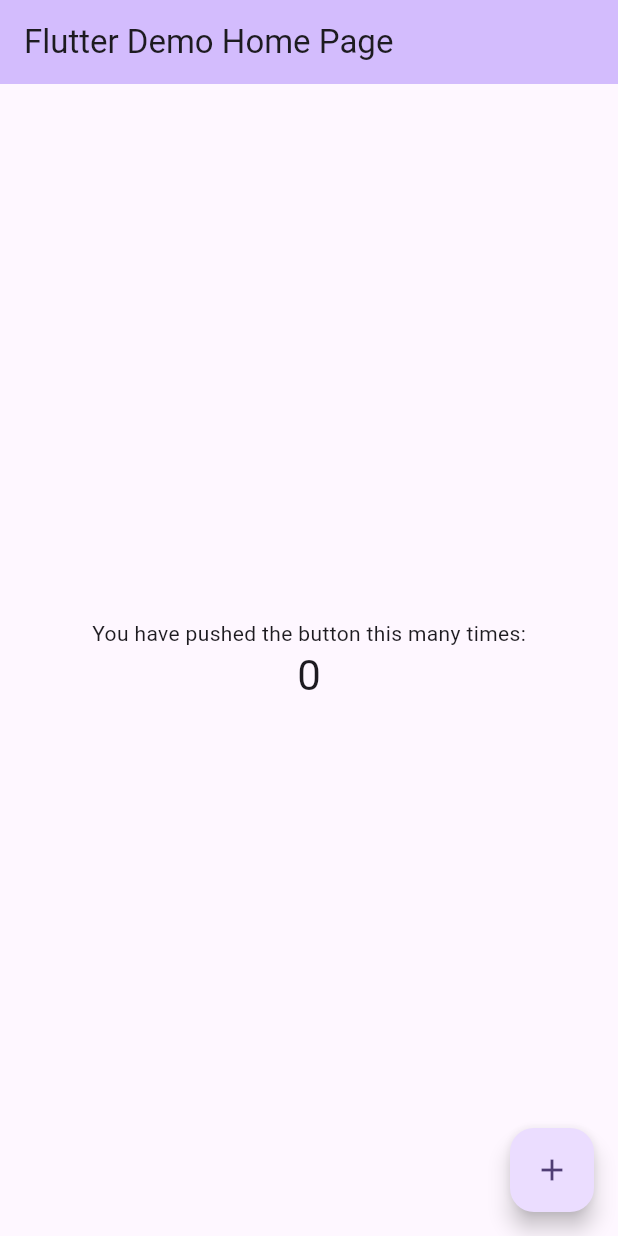
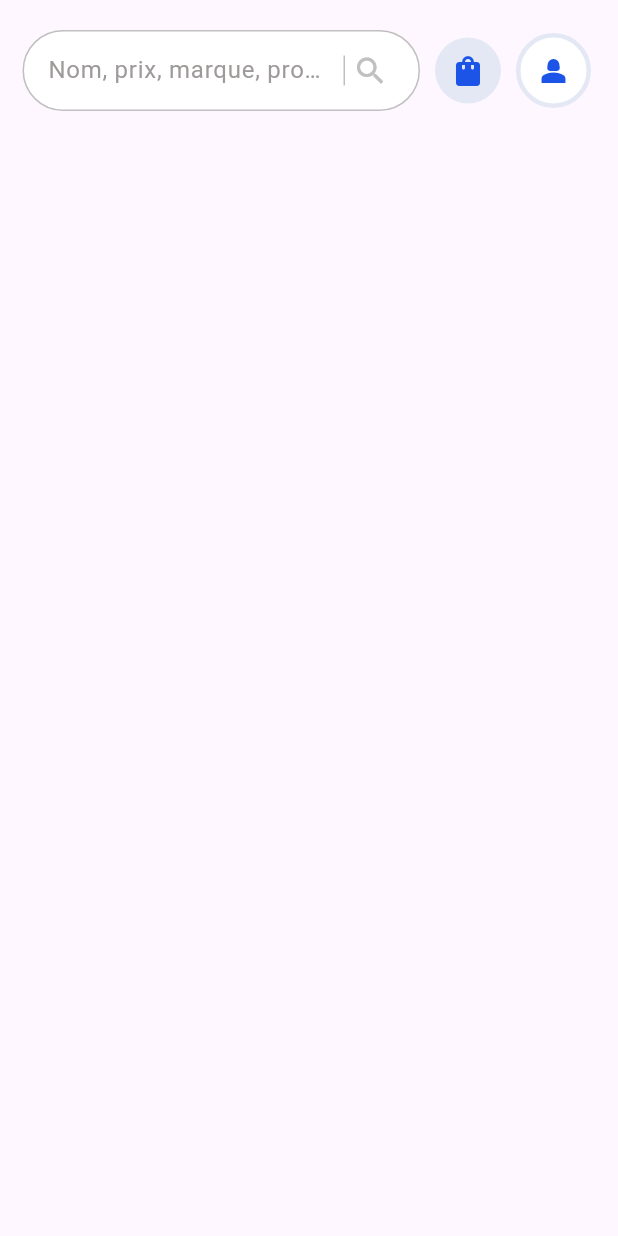
Before and after one commit to pape-medoune/mini_e-commerce_with_flutter, a Flutter app: the screen it shows after launch, on a phone screen of 412 x 824 dp. Run offline on Flutter 3.47's test engine with Material 3 defaults, Android fonts, the phone set to English and light mode, and no system bars.

Commit message:
SearchBar done

```diff
--- a/lib/main.dart
+++ b/lib/main.dart
@@ -1,4 +1,6 @@
 import 'package:flutter/material.dart';
+import 'package:mini_e_commerce/pages/homePage.dart';
+import 'package:mini_e_commerce/pages/shopPage.dart';
 
 void main() {
   runApp(const MyApp());
@@ -12,114 +14,12 @@
   Widget build(BuildContext context) {
     return MaterialApp(
       title: 'Flutter Demo',
-      theme: ThemeData(
-        // This is the theme of your application.
-        //
-        // TRY THIS: Try running your application with "flutter run". You'll see
-        // the application has a purple toolbar. Then, without quitting the app,
-        // try changing the seedColor in the colorScheme below to Colors.green
-        // and then invoke "hot reload" (save your changes or press the "hot
-        // reload" button in a Flutter-supported IDE, or press "r" if you used
-        // the command line to start the app).
-        //
-        // Notice that the counter didn't reset back to zero; the application
-        // state is not lost during the reload. To reset the state, use hot
-        // restart instead.
-        //
-        // This works for code too, not just values: Most code changes can be
-        // tested with just a hot reload.
-        colorScheme: ColorScheme.fromSeed(seedColor: Colors.deepPurple),
-        useMaterial3: true,
-      ),
-      home: const MyHomePage(title: 'Flutter Demo Home Page'),
+      debugShowCheckedModeBanner: false,
+      home: HomePage(),
+      routes: {
+        '/home': (_) => HomePage(),
+        '/shop': (_) => ShopPage(),
+      },
     );
   }
 }
-
-class MyHomePage extends StatefulWidget {
-  const MyHomePage({super.key, required this.title});
-
-  // This widget is the home page of your application. It is stateful, meaning
-  // that it has a State object (defined below) that contains fields that affect
-  // how it looks.
-
-  // This class is the configuration for the state. It holds the values (in this
-  // case the title) provided by the parent (in this case the App widget) and
-  // used by the build method of the State. Fields in a Widget subclass are
-  // always marked "final".
-
-  final String title;
-
-  @override
-  State<MyHomePage> createState() => _MyHomePageState();
-}
-
-class _MyHomePageState extends State<MyHomePage> {
-  int _counter = 0;
-
-  void _incrementCounter() {
-    setState(() {
-      // This call to setState tells the Flutter framework that something has
-      // changed in this State, which causes it to rerun the build method below
-      // so that the display can reflect the updated values. If we changed
-      // _counter without calling setState(), then the build method would not be
-      // called again, and so nothing would appear to happen.
-      _counter++;
-    });
-  }
-
-  @override
-  Widget build(BuildContext context) {
-    // This method is rerun every time setState is called, for instance as done
-    // by the _incrementCounter method above.
-    //
-    // The Flutter framework has been optimized to make rerunning build methods
-    // fast, so that you can just rebuild anything that needs updating rather
-    // than having to individually change instances of widgets.
-    return Scaffold(
-      appBar: AppBar(
-        // TRY THIS: Try changing the color here to a specific color (to
-        // Colors.amber, perhaps?) and trigger a hot reload to see the AppBar
-        // change color while the other colors stay the same.
-        backgroundColor: Theme.of(context).colorScheme.inversePrimary,
-        // Here we take the value from the MyHomePage object that was created by
-        // the App.build method, and use it to set our appbar title.
-        title: Text(widget.title),
-      ),
-      body: Center(
-        // Center is a layout widget. It takes a single child and positions it
-        // in the middle of the parent.
-        child: Column(
-          // Column is also a layout widget. It takes a list of children and
-          // arranges them vertically. By default, it sizes itself to fit its
-          // children horizontally, and tries to be as tall as its parent.
-          //
-          // Column has various properties to control how it sizes itself and
-          // how it positions its children. Here we use mainAxisAlignment to
-          // center the children vertically; the main axis here is the vertical
-          // axis because Columns are vertical (the cross axis would be
-          // horizontal).
-          //
-          // TRY THIS: Invoke "debug painting" (choose the "Toggle Debug Paint"
-          // action in the IDE, or press "p" in the console), to see the
-          // wireframe for each widget.
-          mainAxisAlignment: MainAxisAlignment.center,
-          children: <Widget>[
-            const Text(
-              'You have pushed the button this many times:',
-            ),
-            Text(
-              '$_counter',
-              style: Theme.of(context).textTheme.headlineMedium,
-            ),
-          ],
-        ),
-      ),
-      floatingActionButton: FloatingActionButton(
-        onPressed: _incrementCounter,
-        tooltip: 'Increment',
-        child: const Icon(Icons.add),
-      ), // This trailing comma makes auto-formatting nicer for build methods.
-    );
-  }
-}
--- /dev/null
+++ b/lib/pages/homePage.dart
@@ -0,0 +1,144 @@
+import 'package:flutter/material.dart';
+
+class HomePage extends StatefulWidget {
+  const HomePage({Key? key}) : super(key: key);
+
+  @override
+  _HomePageState createState() => _HomePageState();
+}
+
+class _HomePageState extends State<HomePage> {
+  @override
+  Widget build(BuildContext context) {
+    return Scaffold(
+      body: SingleChildScrollView(
+        child: SafeArea(
+          child: Container(
+            width: double.infinity,
+            decoration: BoxDecoration(
+                // color: Colors.deepPurple,
+                ),
+            height: MediaQuery.of(context).size.height,
+            child: Padding(
+              padding: EdgeInsets.symmetric(
+                horizontal: 15,
+              ),
+              child: Column(
+                children: [
+                  const SizedBox(
+                    height: 20,
+                  ),
+                  Row(
+                    children: [
+                      Container(
+                        width: 265,
+                        padding: const EdgeInsets.symmetric(
+                          vertical: 6.0,
+                          horizontal: 12.0,
+                        ),
+                        decoration: BoxDecoration(
+                          color: Colors.white,
+                          borderRadius: const BorderRadius.all(
+                            Radius.circular(45.0),
+                          ),
+                          border: Border.all(
+                            width: 1.0,
+                            color: Color.fromARGB(255, 193, 192, 192),
+                          ),
+                        ),
+                        child: Row(
+                          children: [
+                            Expanded(
+                              child: TextFormField(
+                                initialValue: null,
+                                decoration: const InputDecoration.collapsed(
+                                  filled: true,
+                                  fillColor: Colors.transparent,
+                                  hoverColor: Colors.transparent,
+                                  hintText: "Nom, prix, marque, produit",
+                                  hintStyle: TextStyle(
+                                    color: Color.fromARGB(255, 158, 154, 154),
+                                  ),
+                                ),
+                                onFieldSubmitted: (value) {},
+                              ),
+                            ),
+                            Padding(
+                              padding: EdgeInsets.all(8.0),
+                              child: Row(
+                                children: [
+                                  Container(
+                                    width: 1,
+                                    height: 20,
+                                    decoration: BoxDecoration(
+                                      color: Color.fromARGB(255, 193, 192, 192),
+                                    ),
+                                  ),
+                                  const SizedBox(
+                                    width: 5,
+                                  ),
+                                  Icon(
+                                    Icons.search,
+                                    color: Color.fromARGB(255, 193, 192, 192),
+                                  ),
+                                ],
+                              ),
+                            ),
+                          ],
+                        ),
+                      ),
+                      const SizedBox(
+                        width: 10,
+                      ),
+                      Container(
+                        padding: EdgeInsets.all(10),
+                        decoration: BoxDecoration(
+                          borderRadius: BorderRadius.circular(
+                            40,
+                          ),
+                          color: Color(
+                            0xffE4E8F4,
+                          ),
+                        ),
+                        child: Icon(
+                          Icons.shopping_bag,
+                          color: Color(
+                            0xff1C54E7,
+                          ),
+                        ),
+                      ),
+                      const SizedBox(
+                        width: 10,
+                      ),
+                      Container(
+                        padding: EdgeInsets.all(10),
+                        decoration: BoxDecoration(
+                          borderRadius: BorderRadius.circular(
+                            40,
+                          ),
+                          color: Colors.white,
+                          border: Border.all(
+                            width: 3.0,
+                            color: Color(
+                              0xffE4E8F4,
+                            ),
+                          ),
+                        ),
+                        child: Icon(
+                          Icons.person_2,
+                          color: Color(
+                            0xff1C54E7,
+                          ),
+                        ),
+                      ),
+                    ],
+                  ),
+                ],
+              ),
+            ),
+          ),
+        ),
+      ),
+    );
+  }
+}
--- /dev/null
+++ b/lib/pages/shopPage.dart
@@ -0,0 +1,17 @@
+import 'package:flutter/material.dart';
+
+class ShopPage extends StatefulWidget {
+  const ShopPage({ Key? key }) : super(key: key);
+
+  @override
+  _ShopPageState createState() => _ShopPageState();
+}
+
+class _ShopPageState extends State<ShopPage> {
+  @override
+  Widget build(BuildContext context) {
+    return Scaffold(
+
+    );
+  }
+}
```
